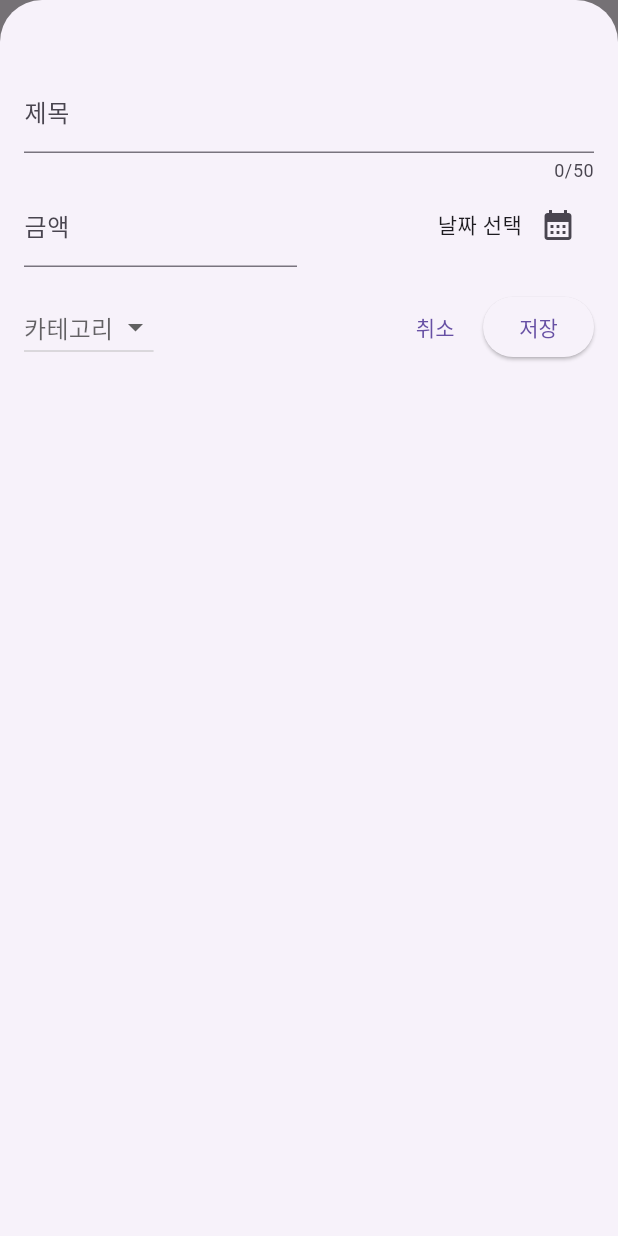
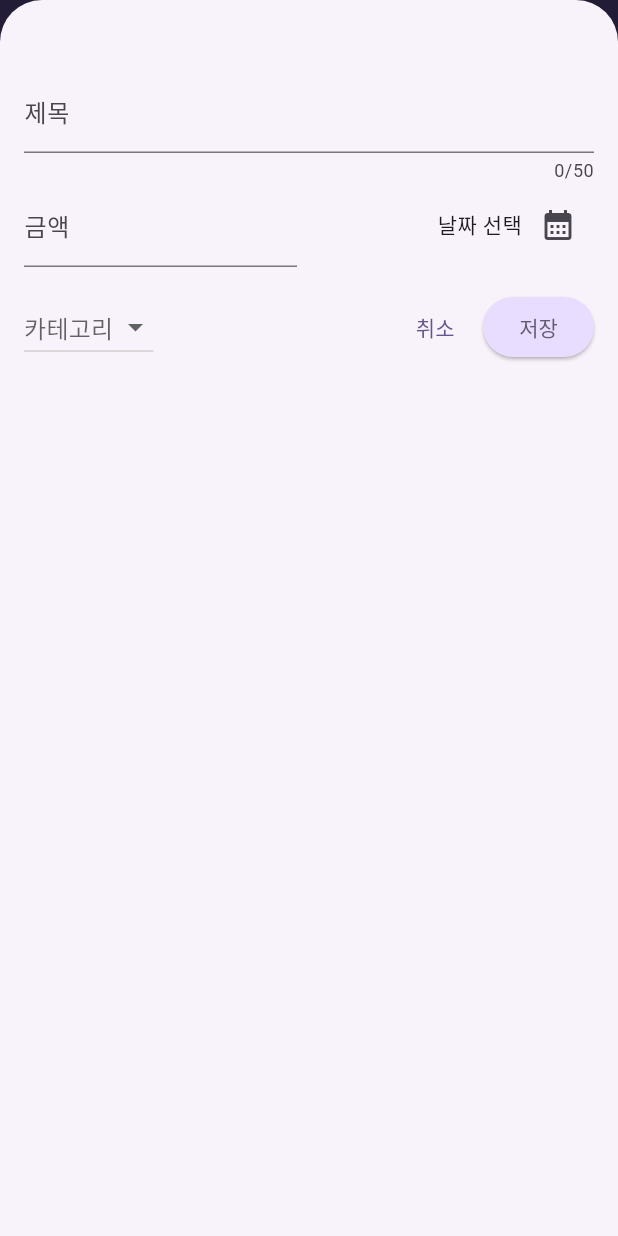
Before and after one commit to Chohanwool/flutter_Expnses-tracker-app, a Flutter app: the screen it shows after launch, after a tap on the "add" icon, on a phone screen of 412 x 824 dp. Run offline on Flutter 3.47's test engine with Material 3 defaults, Android fonts, the phone set to English and light mode, and no system bars; our stand-ins replace font_awesome_flutter.

Commit message:
[feat] Theme 설정

```diff
--- a/lib/main.dart
+++ b/lib/main.dart
@@ -1,10 +1,38 @@
 import 'package:expense_tracker/widgets/expenses.dart';
 import 'package:flutter/material.dart';
+
+var kColorScheme = ColorScheme.fromSeed(
+  seedColor: const Color.fromARGB(255, 96, 59, 181),
+);
 
 void main() {
   runApp(
     MaterialApp(
+      theme: ThemeData().copyWith(
+        colorScheme: kColorScheme,
+        appBarTheme: const AppBarTheme().copyWith(
+          backgroundColor: kColorScheme.onPrimaryContainer,
+          foregroundColor: kColorScheme.primaryContainer,
+        ),
+        cardTheme: CardTheme().copyWith(
+          color: kColorScheme.secondaryContainer,
+          margin: EdgeInsets.symmetric(horizontal: 16, vertical: 8),
+        ),
+        elevatedButtonTheme: ElevatedButtonThemeData(
+          style: ElevatedButton.styleFrom(
+            backgroundColor: kColorScheme.primaryContainer,
+            foregroundColor: kColorScheme.secondary,
+          ),
+        ),
+        textTheme: ThemeData().textTheme.copyWith(
+          titleLarge: TextStyle(
+            fontWeight: FontWeight.bold,
+            color: kColorScheme.onSecondaryContainer,
+            fontSize: 16,
+          ),
+        ),
+      ),
       home: Expenses(),
-  )
+    ),
   );
 }
--- a/lib/widgets/expenses.dart
+++ b/lib/widgets/expenses.dart
@@ -31,13 +31,47 @@ class _ExpensesState extends State<Expenses> {
   }
 
   void _removeExpense(Expense expense) {
+    final expenseIndex = _registeredExpenses.indexOf(expense);
+
     setState(() {
       _registeredExpenses.remove(expense);
     });
+
+    //
+    ScaffoldMessenger.of(context).showSnackBar(
+      SnackBar(
+        duration: Duration(milliseconds: 2000),
+        content: Text('지출내역 : ${expense.title} 삭제'),
+        action: SnackBarAction(
+          label: 'Undo',
+          onPressed: () {
+            setState(() {
+              //_registeredExpenses.add(expense);
+              _registeredExpenses.insert(expenseIndex, expense);
+            });
+          },
+        ),
+      ),
+    );
   }
 
   @override
   Widget build(BuildContext context) {
+    // 메인컨텐츠 영역 동적으로 할당
+    Widget? mainContent;
+
+    // 지출 내역 등록 여부에 따라 분기 처리
+    if (_registeredExpenses.isNotEmpty) {
+      mainContent = ExpensesList(
+        expenses: _registeredExpenses,
+        removeExpense: _removeExpense,
+      );
+    } else {
+      mainContent = const Center(
+        child: Text('No expenses found. Start adding some!'),
+      );
+    }
+
     return Scaffold(
       appBar: AppBar(
         title: const Text('Flutter Expense Tracker'),
@@ -51,15 +85,7 @@ class _ExpensesState extends State<Expenses> {
       ),
       body: SafeArea(
         child: Column(
-          children: <Widget>[
-            Text('The Charts'),
-            Expanded(
-              child: ExpensesList(
-                expenses: _registeredExpenses,
-                removeExpense: _removeExpense,
-              ),
-            ),
-          ],
+          children: <Widget>[Text('The Charts'), Expanded(child: mainContent!)],
         ),
       ),
     );
--- a/lib/widgets/expenses_list/expenses_item.dart
+++ b/lib/widgets/expenses_list/expenses_item.dart
@@ -12,8 +12,9 @@ class ExpensesItem extends StatelessWidget {
       child: Padding(
         padding: const EdgeInsets.symmetric(horizontal: 20.0, vertical: 16.0),
         child: Column(
+          crossAxisAlignment: CrossAxisAlignment.start,
           children: <Widget>[
-            Text(expense.title),
+            Text(expense.title, style: Theme.of(context).textTheme.titleLarge),
             const SizedBox(height: 4),
             Row(
               children: <Widget>[
@@ -24,10 +25,10 @@ class ExpensesItem extends StatelessWidget {
                 Row(
                   children: [
                     Icon(categoryIcons[expense.category]),
-                    const SizedBox(width: 8,),
-                    Text(expense.formattedDate)
+                    const SizedBox(width: 8),
+                    Text(expense.formattedDate),
                   ],
-                )
+                ),
               ],
             ),
           ],
--- a/lib/widgets/expenses_list/expenses_list.dart
+++ b/lib/widgets/expenses_list/expenses_list.dart
@@ -18,6 +18,12 @@ class ExpensesList extends StatelessWidget {
       itemCount: expenses.length,
       itemBuilder:
           (ctx, index) => Dismissible(
+            background: Container(
+              color: Theme.of(context).colorScheme.error.withOpacity(0.35),
+              margin: EdgeInsets.symmetric(
+                horizontal: Theme.of(context).cardTheme.margin!.horizontal,
+              ),
+            ),
             key: ValueKey(expenses[index].id),
             onDismissed: (direction) => removeExpense(expenses[index]),
             child: ExpensesItem(expenses[index]),
```
